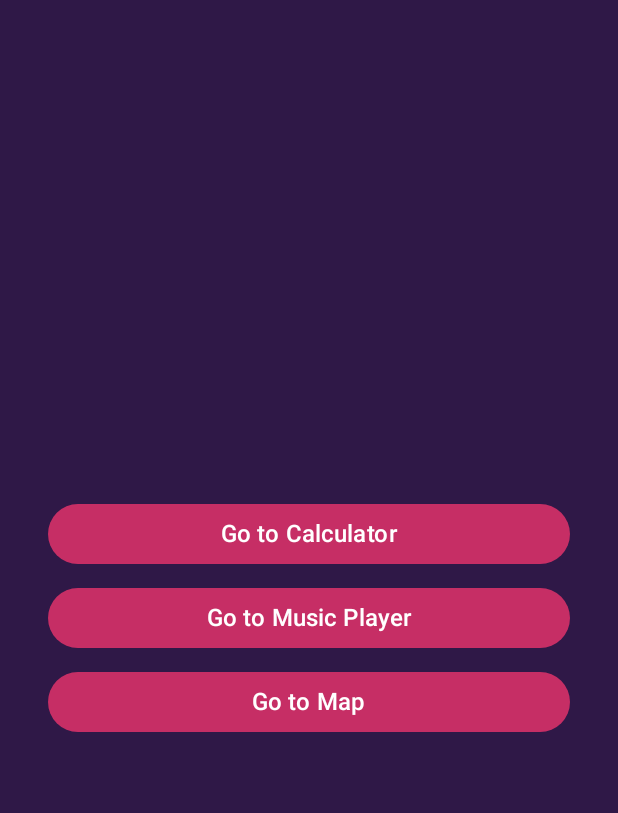
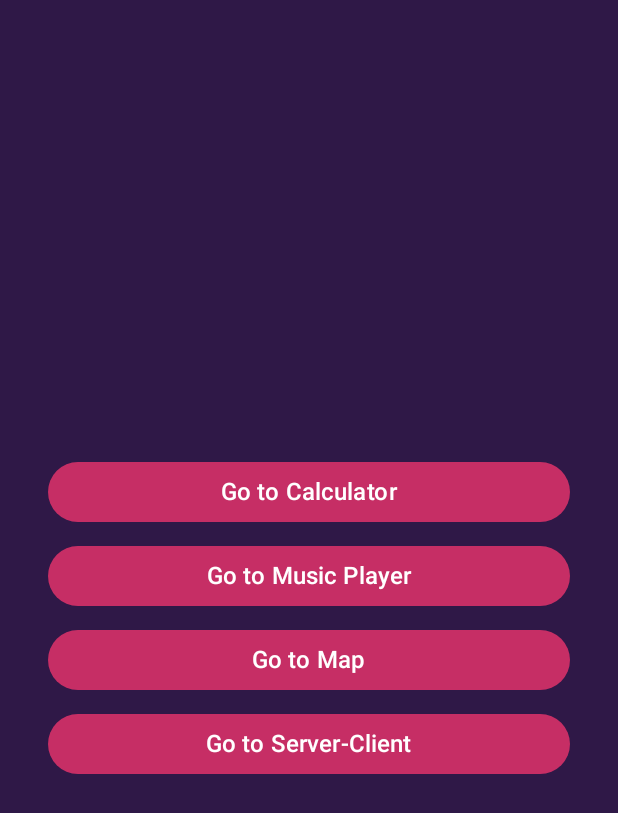
Before and after one commit to someotb/MobileDev, an Android app built with Jetpack Compose: the screen it shows after launch (MainPage), on a phone screen of 412 x 824 dp. Shown: the top 813 px of the screen. Run offline under Robolectric (Android 15) with nearby library versions, the phone set to English and light mode, and no system bars.

Commit message:
Add client-server page

```diff
--- a/app/build.gradle.kts
+++ b/app/build.gradle.kts
@@ -41,6 +41,7 @@ android {
 
 dependencies {
     implementation(libs.androidx.core.ktx)
+    implementation("org.zeromq:jeromq:0.5.2")
     implementation(libs.androidx.lifecycle.runtime.ktx)
     implementation(libs.androidx.activity.compose)
     implementation(platform(libs.androidx.compose.bom))
--- a/app/src/main/java/com/example/mycal/MainPage.kt
+++ b/app/src/main/java/com/example/mycal/MainPage.kt
@@ -97,6 +97,21 @@ fun MainPageScreen() {
             ) {
                 Text("Go to Map", color = Color.White, fontSize = 16.sp)
             }
+
+            Button(
+                onClick = {
+                    context.startActivity(
+                        Intent(context, ClientServer::class.java)
+                    )
+                },
+                colors = ButtonDefaults.buttonColors(Rose),
+                modifier = Modifier
+                    .fillMaxWidth()
+                    .height(56.dp)
+                    .padding(vertical = 8.dp)
+            ) {
+                Text("Go to Server-Client", color = Color.White, fontSize = 16.sp)
+            }
         }
     }
 }
--- a/gradle/libs.versions.toml
+++ b/gradle/libs.versions.toml
@@ -1,5 +1,5 @@
 [versions]
-agp = "8.9.1"
+agp = "8.13.0"
 evalex = "2.7"
 kotlin = "2.0.0"
 coreKtx = "1.15.0"
```
Also changed, not shown: app/src/main/AndroidManifest.xml (+6 -1 lines), app/src/main/java/com/example/mycal/Clientserver.kt (added, +92 -0 lines), gradle/wrapper/gradle-wrapper.properties.
